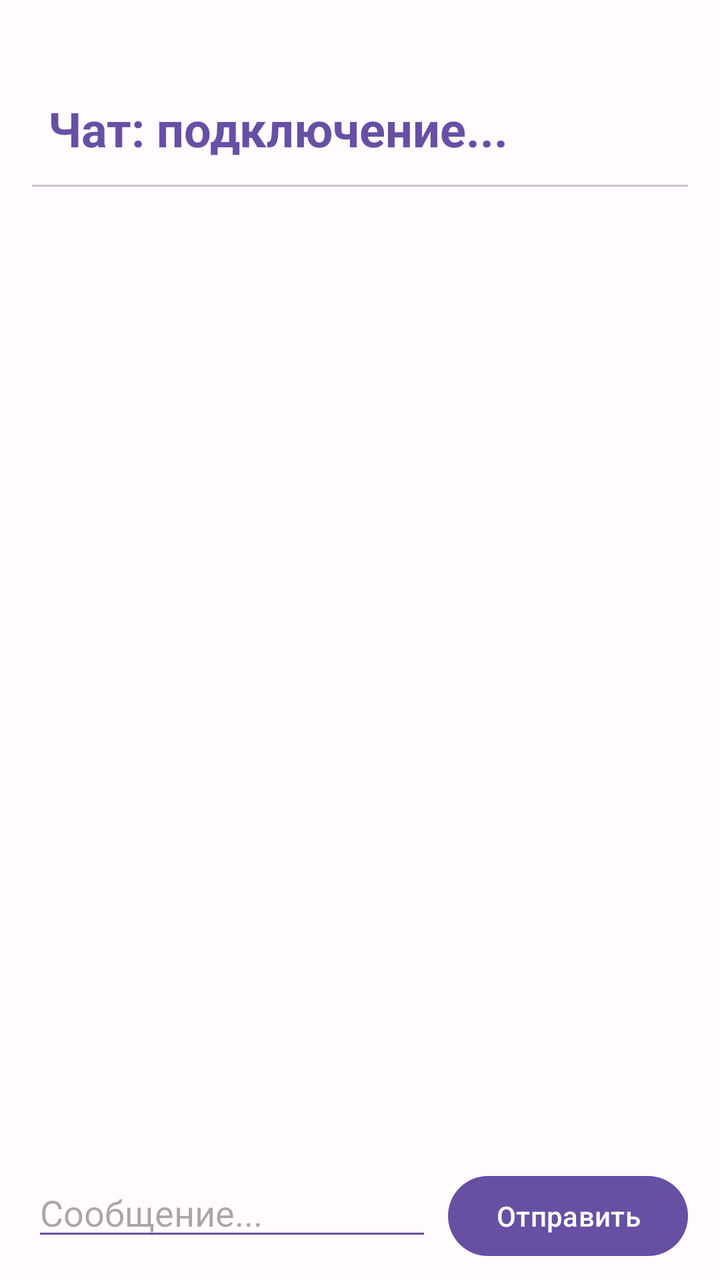
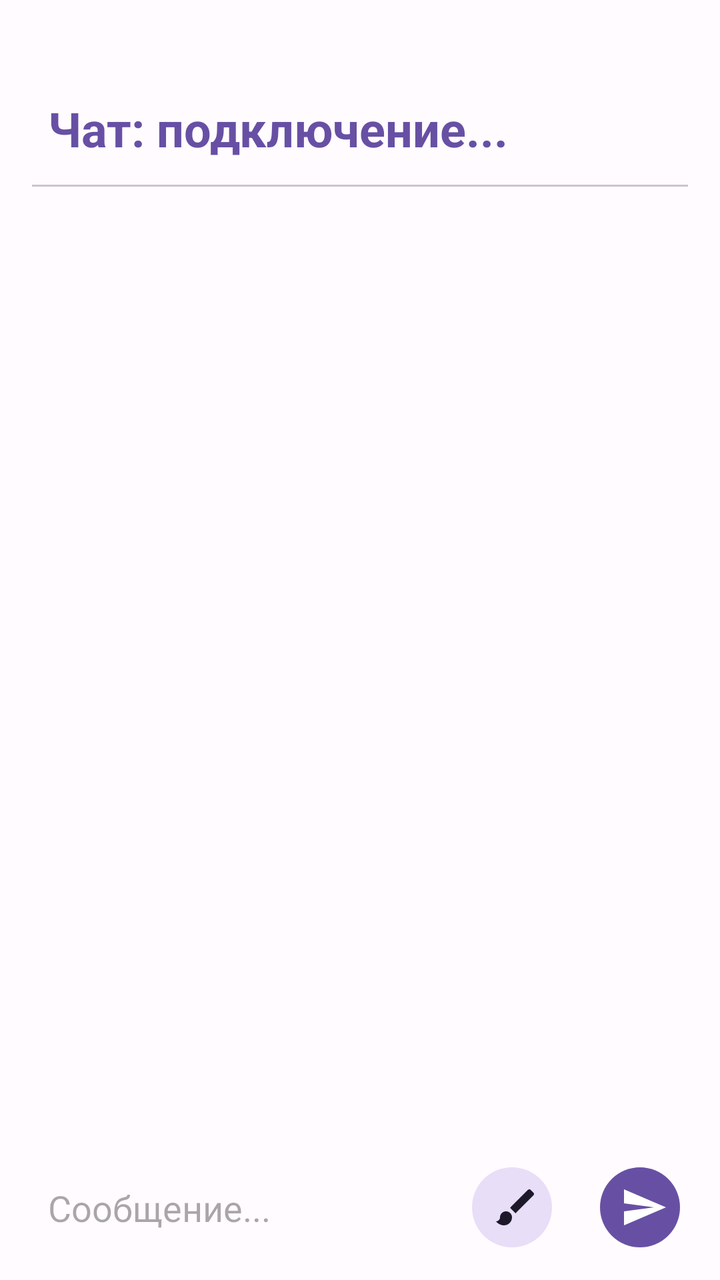

Screens rendered from an Android XML layout before and after an edit, with the pre-edit source and the edit as a unified diff.
<!-- AndroidManifest.xml: application theme Theme.Ghostlink -->
<!-- res/layout/activity_message.xml -->
<?xml version="1.0" encoding="utf-8"?>
<LinearLayout xmlns:android="http://schemas.android.com/apk/res/android"
    xmlns:app="http://schemas.android.com/apk/res-auto"
    android:id="@+id/main"
    android:layout_width="match_parent"
    android:layout_height="match_parent"
    android:orientation="vertical"
    android:paddingTop="48dp"
    android:paddingHorizontal="16dp"
    android:paddingBottom="8dp">

    <TextView
        android:id="@+id/deviceNameTitle"
        android:layout_width="wrap_content"
        android:layout_height="wrap_content"
        android:text="Чат: подключение..."
        android:textSize="24sp"
        android:textStyle="bold"
        android:textColor="?attr/colorPrimary"
        android:layout_marginStart="8dp"
        android:layout_marginBottom="12dp"
        style="@style/TextAppearance.Material3.HeadlineSmall" />

    <View
        android:layout_width="match_parent"
        android:layout_height="1dp"
        android:background="?attr/colorOutlineVariant"
        android:layout_marginBottom="8dp" />

    <ListView
        android:id="@+id/chatListView"
        android:layout_width="match_parent"
        android:layout_height="0dp"
        android:layout_weight="1"
        android:divider="@android:color/transparent"
        android:dividerHeight="4dp"
        android:stackFromBottom="true"
        android:transcriptMode="alwaysScroll" />

    <LinearLayout
        android:layout_width="match_parent"
        android:layout_height="wrap_content"
        android:orientation="horizontal"
        android:paddingTop="8dp"
        android:gravity="bottom">

        <EditText
            android:id="@+id/messageInput"
            android:layout_width="0dp"
            android:layout_height="wrap_content"
            android:layout_weight="1"
            android:hint="Сообщение..."
            android:inputType="textShortMessage"
            android:maxLines="3"
            android:backgroundTint="?attr/colorPrimary" />

        <com.google.android.material.button.MaterialButton
            android:id="@+id/btnSend"
            style="@style/Widget.Material3.Button"
            android:layout_width="wrap_content"
            android:layout_height="wrap_content"
            android:layout_marginStart="8dp"
            android:text="Отправить" />
    </LinearLayout>

</LinearLayout>
<!-- resources referenced by this layout -->
<resources>
  <style name="Theme.Ghostlink" parent="Base.Theme.Ghostlink" />
  <style name="Base.Theme.Ghostlink" parent="Theme.Material3.DayNight.NoActionBar">
          <item name="colorPrimary">@color/primary</item>
          <item name="colorOnPrimary">@color/onPrimary</item>
  
          <item name="android:windowBackground">#FFFBFE</item>
          <item name="android:statusBarColor">#FFFBFE</item>
          <item name="android:windowLightStatusBar">true</item>
      </style>
  <color name="primary">#6750A4</color>
  <color name="onPrimary">#FFFFFF</color>
</resources>

<!-- the commit's change to res/layout/activity_message.xml (unified diff, before → after) -->
@@ -38,29 +38,83 @@
         android:transcriptMode="alwaysScroll" />
 
     <LinearLayout
+        android:id="@+id/drawingContainer"
+        android:layout_width="match_parent"
+        android:layout_height="250dp"
+        android:orientation="vertical"
+        android:visibility="gone"
+        android:background="#F5F5F5"
+        android:layout_marginBottom="8dp"
+        app:cardCornerRadius="16dp">
+
+        <com.example.ghostlink.DrawingView
+            android:id="@+id/drawingView"
+            android:layout_width="match_parent"
+            android:layout_height="0dp"
+            android:layout_weight="1"
+            android:layout_margin="8dp"
+            android:background="@android:color/white" />
+
+        <LinearLayout
+            android:layout_width="match_parent"
+            android:layout_height="wrap_content"
+            android:orientation="horizontal"
+            android:gravity="end"
+            android:padding="4dp">
+
+            <Button
+                android:id="@+id/btnClear"
+                android:layout_width="wrap_content"
+                android:layout_height="wrap_content"
+                android:text="Стереть"
+                style="@style/Widget.Material3.Button.TextButton" />
+
+            <Button
+                android:id="@+id/btnSendDrawing"
+                android:layout_width="wrap_content"
+                android:layout_height="wrap_content"
+                android:text="Готово" />
+        </LinearLayout>
+    </LinearLayout>
+
+    <LinearLayout
         android:layout_width="match_parent"
         android:layout_height="wrap_content"
         android:orientation="horizontal"
-        android:paddingTop="8dp"
-        android:gravity="bottom">
+        android:gravity="center_vertical"
+        android:paddingVertical="4dp">
 
         <EditText
             android:id="@+id/messageInput"
+            android:layout_marginStart="8dp"
             android:layout_width="0dp"
             android:layout_height="wrap_content"
             android:layout_weight="1"
             android:hint="Сообщение..."
             android:inputType="textShortMessage"
             android:maxLines="3"
-            android:backgroundTint="?attr/colorPrimary" />
+            android:background="@android:color/transparent"
+            android:paddingVertical="12dp" />
+
+        <com.google.android.material.button.MaterialButton
+            android:id="@+id/btnOpenDrawing"
+            style="@style/Widget.Material3.Button.IconButton.Filled.Tonal"
+            android:layout_width="48dp"
+            android:layout_height="48dp"
+            android:layout_marginEnd="8dp"
+            app:icon="@drawable/ic_draw"
+            app:iconSize="24dp"
+            app:shapeAppearanceOverlay="@style/ShapeAppearance.Material3.Corner.Full" />
 
         <com.google.android.material.button.MaterialButton
             android:id="@+id/btnSend"
-            style="@style/Widget.Material3.Button"
-            android:layout_width="wrap_content"
-            android:layout_height="wrap_content"
+            style="@style/Widget.Material3.Button.IconButton.Filled"
+            android:layout_width="48dp"
+            android:layout_height="48dp"
+            app:icon="@drawable/ic_send"
+            app:iconSize="24dp"
             android:layout_marginStart="8dp"
-            android:text="Отправить" />
+            app:shapeAppearanceOverlay="@style/ShapeAppearance.Material3.Corner.Full" />
     </LinearLayout>
 
 </LinearLayout>
<!-- resource entries referenced after the edit -->
@@ -1,5 +1,17 @@
 <!-- resources referenced by this layout -->
 <resources>
+  <!-- drawable ic_draw (drawable) -->
+  <vector xmlns:android="http://schemas.android.com/apk/res/android" android:height="24dp" android:tint="#000000" android:viewportHeight="24" android:viewportWidth="24" android:width="24dp">
+        
+      <path android:fillColor="@android:color/white" android:pathData="M7,14c-1.66,0 -3,1.34 -3,3 0,1.31 -1.16,2 -2,2 0.92,1.22 2.49,2 4,2 2.21,0 4,-1.79 4,-4 0,-1.66 -1.34,-3 -3,-3zM20.71,4.63l-1.34,-1.34c-0.39,-0.39 -1.02,-0.39 -1.41,0L9,12.25 11.75,15l8.96,-8.96c0.39,-0.39 0.39,-1.02 0,-1.41z"/>
+      
+  </vector>
+  <!-- drawable ic_send (drawable) -->
+  <vector xmlns:android="http://schemas.android.com/apk/res/android" android:autoMirrored="true" android:height="24dp" android:tint="#000000" android:viewportHeight="24" android:viewportWidth="24" android:width="24dp">
+        
+      <path android:fillColor="@android:color/white" android:pathData="M2.01,21L23,12 2.01,3 2,10l15,2 -15,2z"/>
+      
+  </vector>
   <style name="Theme.Ghostlink" parent="Base.Theme.Ghostlink" />
   <style name="Base.Theme.Ghostlink" parent="Theme.Material3.DayNight.NoActionBar">
           <item name="colorPrimary">@color/primary</item>
